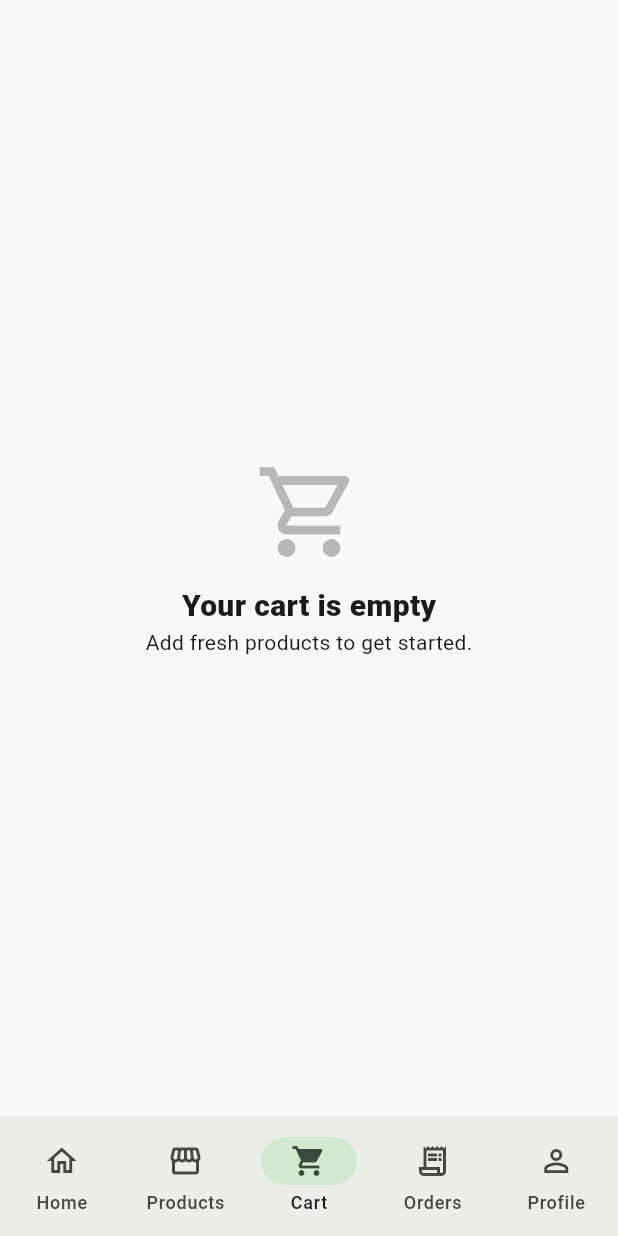
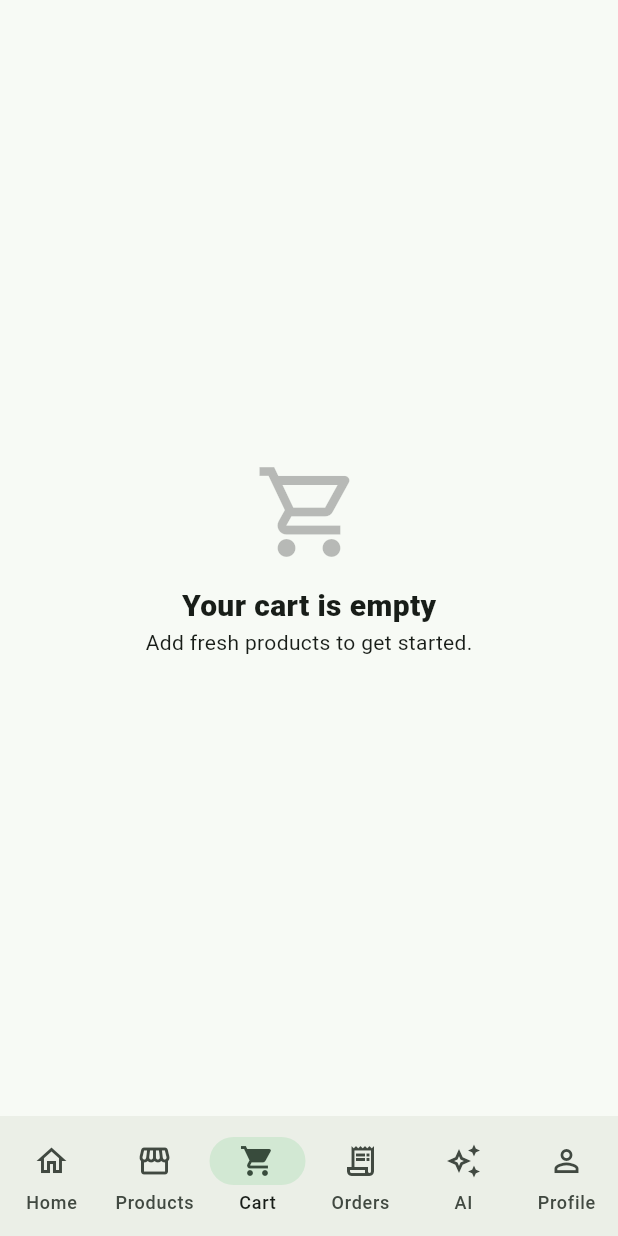
Before and after one commit to AmitKumarPrasad/-talegaon-fresh, a Flutter app: the AppShell screen opened directly with empty values, item 3 of the bottom bar chosen, on a phone screen of 412 x 824 dp. Run offline on Flutter 3.47's test engine with Material 3 defaults, Android fonts, the phone set to English and light mode, and no system bars; our stand-ins replace shared_preferences; accounts and stored records are empty; network calls fail.

Commit message:
Connect mobile AI assistant to app navigation

```diff
--- a/mobile/lib/main.dart
+++ b/mobile/lib/main.dart
@@ -5,6 +5,7 @@ import 'package:shared_preferences/shared_preferences.dart';
 import 'package:url_launcher/url_launcher.dart';
 
 import 'auth_api.dart';
+import 'ai_assistant.dart';
 import 'customer_api.dart';
 import 'product_api.dart';
 
@@ -726,6 +727,7 @@ class _AppShellState extends State<AppShell> {
       ProductsPage(products: products, loading: loading, error: error, onRetry: _loadProducts, onAdd: add, onOpenProduct: _openProduct, favorites: favorites, onToggleFavorite: toggleFavorite),
       CartPage(cart: cart, onChanged: _persistCart, syncError: cartSyncError, onRetrySync: _persistCart, addresses: addresses, onOrderPlaced: _completeOrder, api: _useRemoteCustomerApi ? customerApi : null),
       OrdersPage(orders: orders, api: _useRemoteCustomerApi ? customerApi : null),
+      AiAssistantPage(token: widget.session.token ?? ''),
       ProfilePage(
         session: widget.session,
         addresses: addresses,
@@ -748,6 +750,7 @@ class _AppShellState extends State<AppShell> {
             label: 'Cart',
           ),
           const NavigationDestination(icon: Icon(Icons.receipt_long_outlined), selectedIcon: Icon(Icons.receipt_long), label: 'Orders'),
+          const NavigationDestination(icon: Icon(Icons.auto_awesome_outlined), selectedIcon: Icon(Icons.auto_awesome), label: 'AI'),
           const NavigationDestination(icon: Icon(Icons.person_outline), selectedIcon: Icon(Icons.person), label: 'Profile'),
         ],
       ),
```
